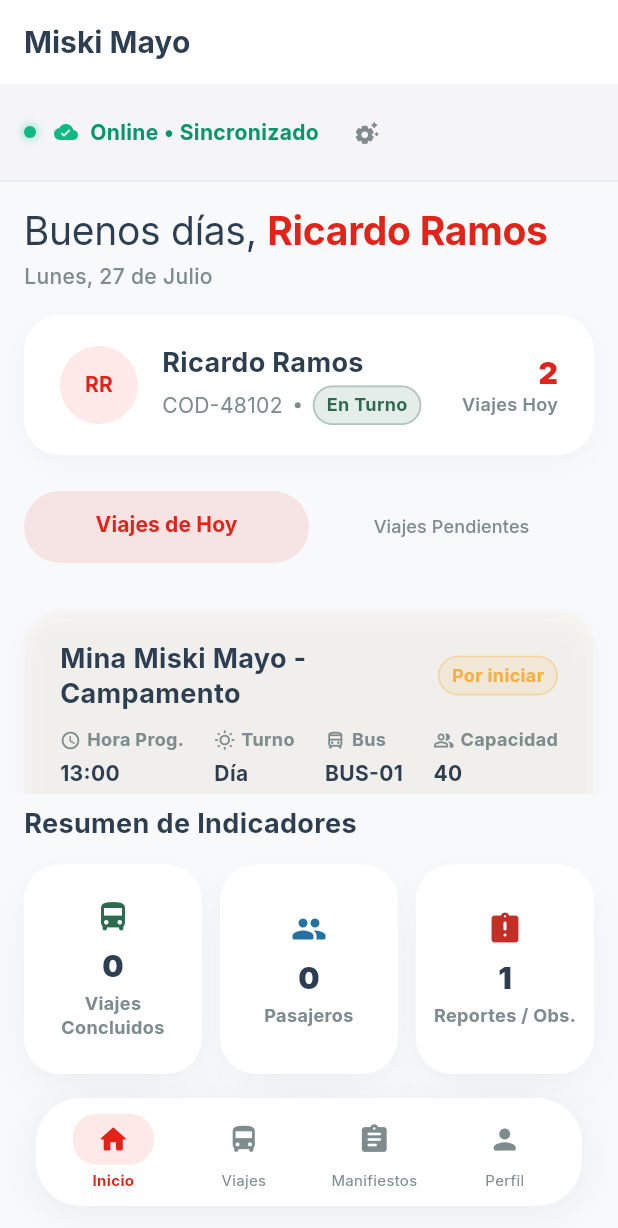
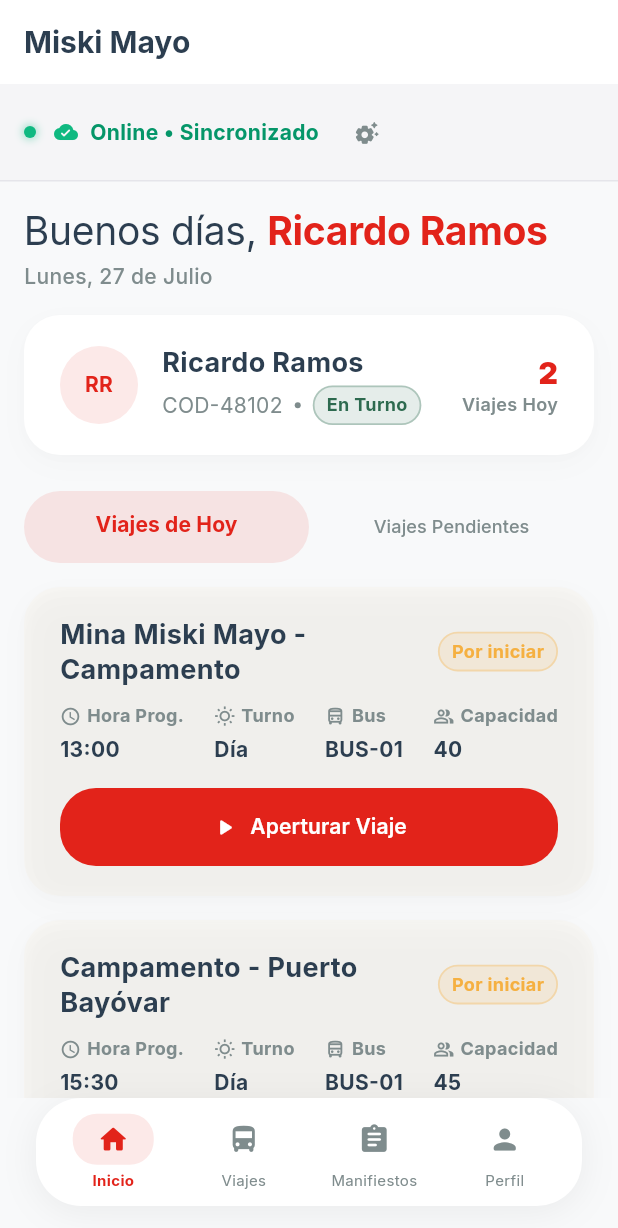
Before and after one commit to rcardoramos/mining-transport-app, a Flutter app: the HomeView screen opened by its route, on a phone screen of 412 x 824 dp. Shown: the top 1228 px of the screen. Run offline on Flutter 3.47's test engine with Material 3 defaults, Android fonts, the phone set to English and light mode, and no system bars; our stand-ins replace audioplayers, connectivity_plus, dio, drift, flutter_riverpod, flutter_secure_storage and 8 more; missing offline and left inert: mobile_scanner; accounts and stored records are empty; generated files the repository leaves out were written again.

Commit message:
style: refactor home page layout to use unified ListView instead of nested scrolling

```diff
--- a/lib/features/home/presentation/pages/home_view.dart
+++ b/lib/features/home/presentation/pages/home_view.dart
@@ -31,13 +31,21 @@
   void initState() {
     super.initState();
     _tabController = TabController(length: 2, vsync: this);
+    _tabController.addListener(_handleTabChange);
     final nowUtc = DateTime.now().toUtc();
     final nowPeru = nowUtc.subtract(const Duration(hours: 5));
     _selectedCalendarDate = DateTime(nowPeru.year, nowPeru.month, nowPeru.day);
   }
 
+  void _handleTabChange() {
+    if (!_tabController.indexIsChanging) {
+      setState(() {});
+    }
+  }
+
   @override
   void dispose() {
+    _tabController.removeListener(_handleTabChange);
     _tabController.dispose();
     super.dispose();
   }
@@ -182,16 +190,18 @@
     final hasActiveTrip =
         data.todayTrips.any((t) => t.status == TripStatus.inProgress) ||
         data.pendingTrips.any((t) => t.status == TripStatus.inProgress);
-    final allEmpty = data.todayTrips.isEmpty && data.pendingTrips.isEmpty;
 
-    return NestedScrollView(
-      physics: allEmpty ? const NeverScrollableScrollPhysics() : null,
-      headerSliverBuilder: (context, innerBoxIsScrolled) {
-        return [
-          SliverPadding(
+    final selectedTrips = _tabController.index == 0
+        ? data.todayTrips
+        : data.pendingTrips;
+
+    final emptyText = _tabController.index == 0
+        ? 'No tienes viajes programados para hoy'
+        : 'No tienes viajes pendientes programados';
+
+    return ListView(
       padding: DesignSpacing.allM,
-            sliver: SliverList(
-              delegate: SliverChildListDelegate([
+      children: [
         GreetingHeader(driverName: data.driver.name),
         DesignSpacing.spacerV16,
         DriverProfileCard(driver: data.driver),
@@ -223,36 +233,37 @@
             Tab(text: 'Viajes Pendientes'),
           ],
         ),
-              ]),
+        DesignSpacing.spacerV16,
+        if (selectedTrips.isEmpty)
+          Padding(
+            padding: const EdgeInsets.symmetric(vertical: 40.0),
+            child: Center(
+              child: DesignEmptyState(
+                title: 'Sin Viajes',
+                description: emptyText,
+                icon: Icons.calendar_today_rounded,
               ),
             ),
-        ];
+          )
+        else
+          ...selectedTrips.map((trip) {
+            return Padding(
+              padding: const EdgeInsets.only(bottom: 16.0),
+              child: TripItemCard(
+                trip: trip,
+                isAperturarDisabled:
+                    hasActiveTrip && trip.status != TripStatus.inProgress,
+                onStatusChanged: (newStatus) {
+                  _handleTripStatusChanged(trip, newStatus);
                 },
-      body: Column(
-        children: [
-          Expanded(
-            child: TabBarView(
-              controller: _tabController,
-              children: [
-                _buildTripList(
-                  data.todayTrips,
-                  'No tienes viajes programados para hoy',
-                  hasActiveTrip,
+                onContinuarEmbarque: () => _showEmbarqueSimulator(trip),
+                onVerResumen: () => _showResumenDialog(trip),
               ),
-                _buildTripList(
-                  data.pendingTrips,
-                  'No tienes viajes pendientes programados',
-                  hasActiveTrip,
-                ),
+            );
+          }),
+        DesignSpacing.spacerV8,
+        DashboardStatsSection(summary: data.summary),
       ],
-            ),
-          ),
-          Padding(
-            padding: const EdgeInsets.only(left: 16.0, right: 16.0, bottom: 16.0),
-            child: DashboardStatsSection(summary: data.summary),
-          ),
-        ],
-      ),
     );
   }
 
@@ -722,41 +733,7 @@
     );
   }
 
-  Widget _buildTripList(
-    List<dynamic> trips,
-    String emptyText,
-    bool hasActiveTrip,
-  ) {
-    return ListView(
-      padding: DesignSpacing.allM,
-      physics: trips.isEmpty ? const NeverScrollableScrollPhysics() : null,
-      children: [
-        if (trips.isEmpty) ...[
-          DesignEmptyState(
-            title: 'Lista Vacía',
-            description: emptyText,
-            icon: Icons.calendar_today_rounded,
-          ),
-        ] else ...[
-          ...trips.map((trip) {
-            return Padding(
-              padding: const EdgeInsets.only(bottom: 16),
-              child: TripItemCard(
-                trip: trip,
-                isAperturarDisabled:
-                    hasActiveTrip && trip.status != TripStatus.inProgress,
-                onStatusChanged: (newStatus) {
-                  _handleTripStatusChanged(trip, newStatus);
-                },
-                onContinuarEmbarque: () => _showEmbarqueSimulator(trip),
-                onVerResumen: () => _showResumenDialog(trip),
-              ),
-            );
-          }),
-        ],
-      ],
-    );
-  }
+
 
   void _handleTripStatusChanged(TripEntity trip, TripStatus newStatus) {
     if (newStatus == TripStatus.inProgress) {
```
Lines whose indentation alone changed are shown as unchanged.
